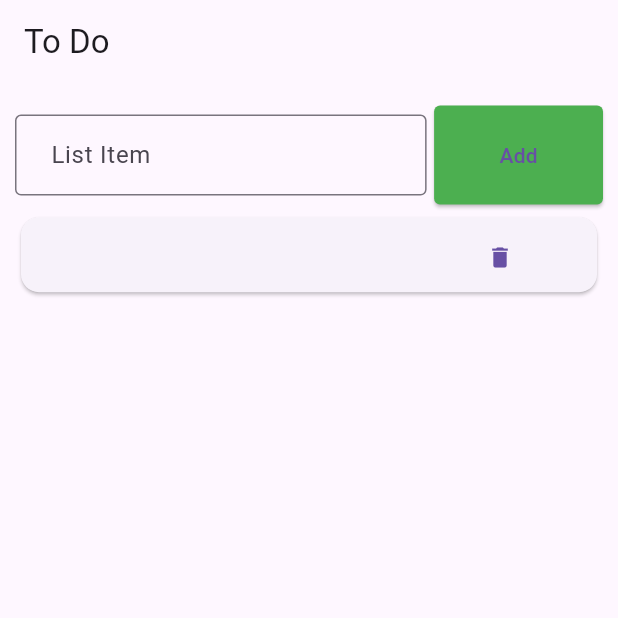
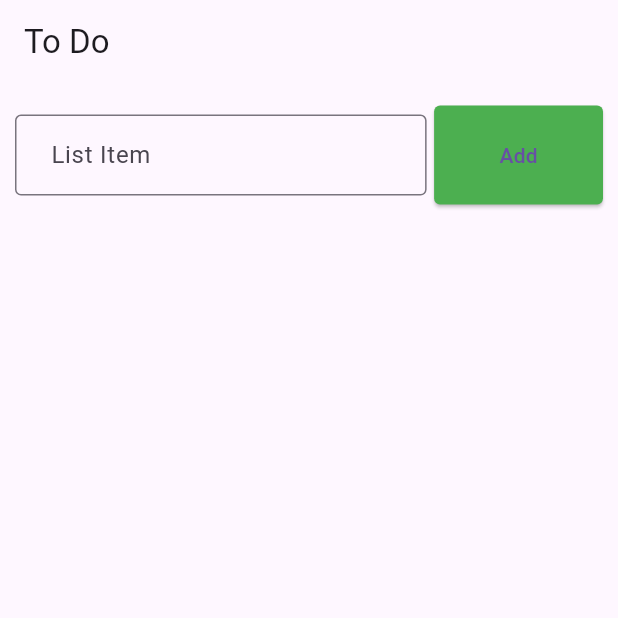
Before and after one commit to RajibHasan-MTE/1st_android_app_develop, a Flutter app: the screen it shows after launch, after a tap on "Add", after a tap on the "delete" icon, on a phone screen of 412 x 824 dp, the top half of it. Run offline on Flutter 3.47's test engine with Material 3 defaults, Android fonts, the phone set to English and light mode, and no system bars.

Commit message:
successfully run: remove item

```diff
--- a/lib/ToDoPage.dart
+++ b/lib/ToDoPage.dart
@@ -25,6 +25,11 @@ class ToDoPageView extends State<ToDoPage>{
   AddItem(){
     setState((){
       ToDoList.add({"item": item});
+    });
+  }
+  removeItem(index){
+    setState(() {
+      ToDoList.removeAt(index);
     });
   }
 
@@ -55,7 +60,7 @@ class ToDoPageView extends State<ToDoPage>{
                           Row(
                             children: [
                               Expanded(flex: 70,child: Text(ToDoList[index]["item"])),
-                              Expanded(flex: 30, child: TextButton(onPressed: (){}, child: Icon(Icons.delete))),
+                              Expanded(flex: 30, child: TextButton(onPressed: (){removeItem(index);}, child: Icon(Icons.delete))),
                             ],
                           )
                         ),
```
Also changed, not shown: 1 other file.
